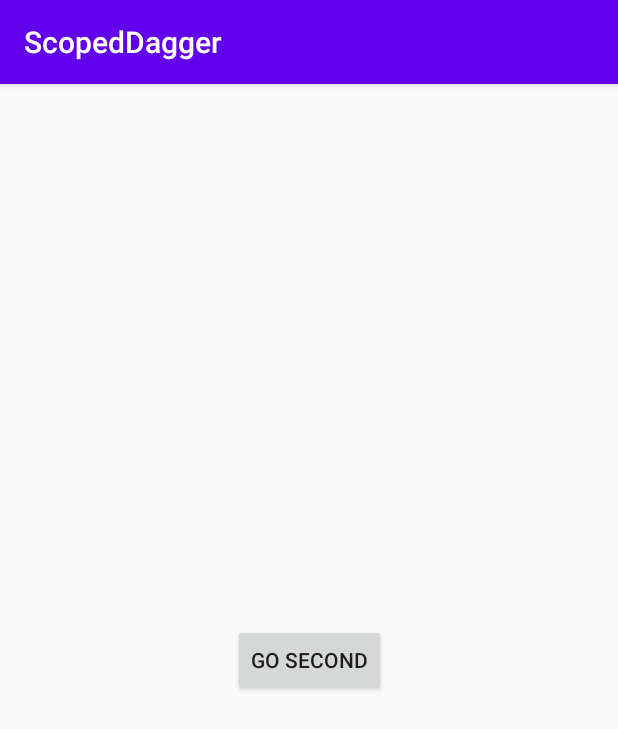
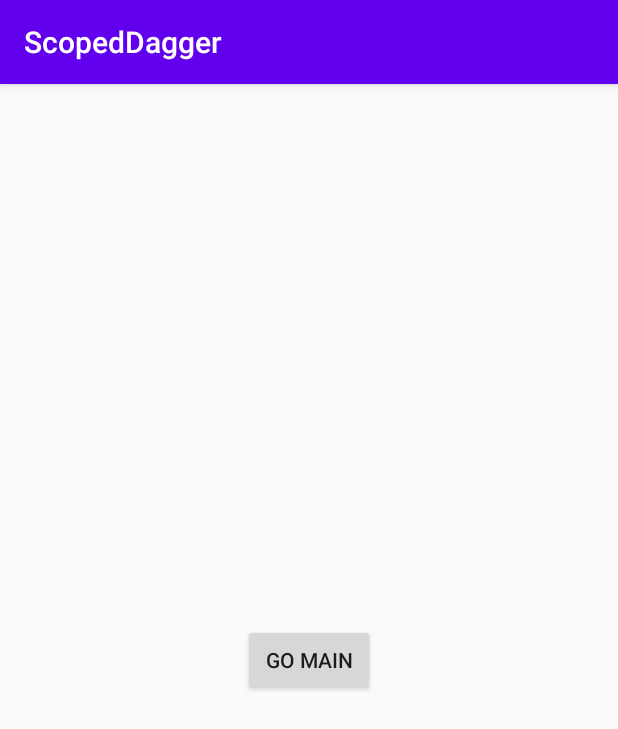
Before and after one commit to diousk/ScopedWithDagger, an Android app: the screen it shows after launch (LoginActivity), on a phone screen of 412 x 824 dp. Shown: the top 729 px of the screen. Run offline under Robolectric (Android 15) with nearby library versions, the phone set to English and light mode, and no system bars; our stand-ins replace Dagger/Hilt's generated code, Timber; 1 statement that could not run was skipped.

Commit message:
refine naming

```diff
--- a/app/src/main/java/com/diousk/scopeddagger/LoginActivity.kt
+++ b/app/src/main/java/com/diousk/scopeddagger/LoginActivity.kt
@@ -15,9 +15,9 @@ class LoginActivity : DaggerAppCompatActivity() {
     override fun onCreate(savedInstanceState: Bundle?) {
         super.onCreate(savedInstanceState)
         setContentView(R.layout.activity_login)
-        Timber.d("sessionManager = $sessionManager")
+        Timber.d("login sessionManager = $sessionManager")
 
-        btnGoSecond.setOnClickListener {
+        goMain.setOnClickListener {
             sessionManager.loginUser()
             startActivity(Intent(this, MainActivity::class.java))
         }
--- a/app/src/main/java/com/diousk/scopeddagger/MainActivity.kt
+++ b/app/src/main/java/com/diousk/scopeddagger/MainActivity.kt
@@ -18,7 +18,7 @@ class MainActivity : DaggerSessionActivity() {
         super.onCreate(savedInstanceState)
         setContentView(R.layout.activity_main)
 
-        Timber.d("sessionPrefs = $sessionPrefs")
+        Timber.d("main sessionPrefs = $sessionPrefs")
 
         goSetting.setOnClickListener {
             startActivity(Intent(this, SettingActivity::class.java))
--- a/app/src/main/java/com/diousk/scopeddagger/MainFragment.kt
+++ b/app/src/main/java/com/diousk/scopeddagger/MainFragment.kt
@@ -28,7 +28,6 @@ class MainFragment : DaggerFragment() {
 
     override fun onViewCreated(view: View, savedInstanceState: Bundle?) {
         super.onViewCreated(view, savedInstanceState)
-        Timber.d("sessionPrefs = $sessionPrefs")
-        Timber.d("sessionManager = $sessionManager")
+        Timber.d("main fragment sessionPrefs = $sessionPrefs")
     }
 }
--- a/app/src/main/java/com/diousk/scopeddagger/SettingActivity.kt
+++ b/app/src/main/java/com/diousk/scopeddagger/SettingActivity.kt
@@ -20,10 +20,9 @@ class SettingActivity : DaggerSessionActivity() {
         super.onCreate(savedInstanceState)
         setContentView(R.layout.activity_setting)
 
-        Timber.d("sessionPrefs = $sessionPrefs")
-        Timber.d("sessionManager = $sessionManager")
+        Timber.d("setting sessionPrefs = $sessionPrefs")
 
-        btnGoMain.setOnClickListener {
+        btnLogout.setOnClickListener {
             sessionManager.logout()
             startActivity(Intent(this, LoginActivity::class.java).apply {
                 addFlags(Intent.FLAG_ACTIVITY_CLEAR_TOP)
--- a/app/src/main/res/layout/activity_login.xml
+++ b/app/src/main/res/layout/activity_login.xml
@@ -7,10 +7,10 @@
     tools:context=".LoginActivity">
 
     <Button
-        android:id="@+id/btnGoSecond"
+        android:id="@+id/goMain"
         android:layout_width="wrap_content"
         android:layout_height="wrap_content"
-        android:text="Go Second"
+        android:text="Go Main"
         app:layout_constraintBottom_toBottomOf="parent"
         app:layout_constraintLeft_toLeftOf="parent"
         app:layout_constraintRight_toRightOf="parent"
--- a/app/src/main/res/layout/activity_setting.xml
+++ b/app/src/main/res/layout/activity_setting.xml
@@ -7,10 +7,10 @@
     tools:context=".LoginActivity">
 
     <Button
-        android:id="@+id/btnGoMain"
+        android:id="@+id/btnLogout"
         android:layout_width="wrap_content"
         android:layout_height="wrap_content"
-        android:text="Go Main"
+        android:text="Logout"
         app:layout_constraintBottom_toBottomOf="parent"
         app:layout_constraintLeft_toLeftOf="parent"
         app:layout_constraintRight_toRightOf="parent"
```
